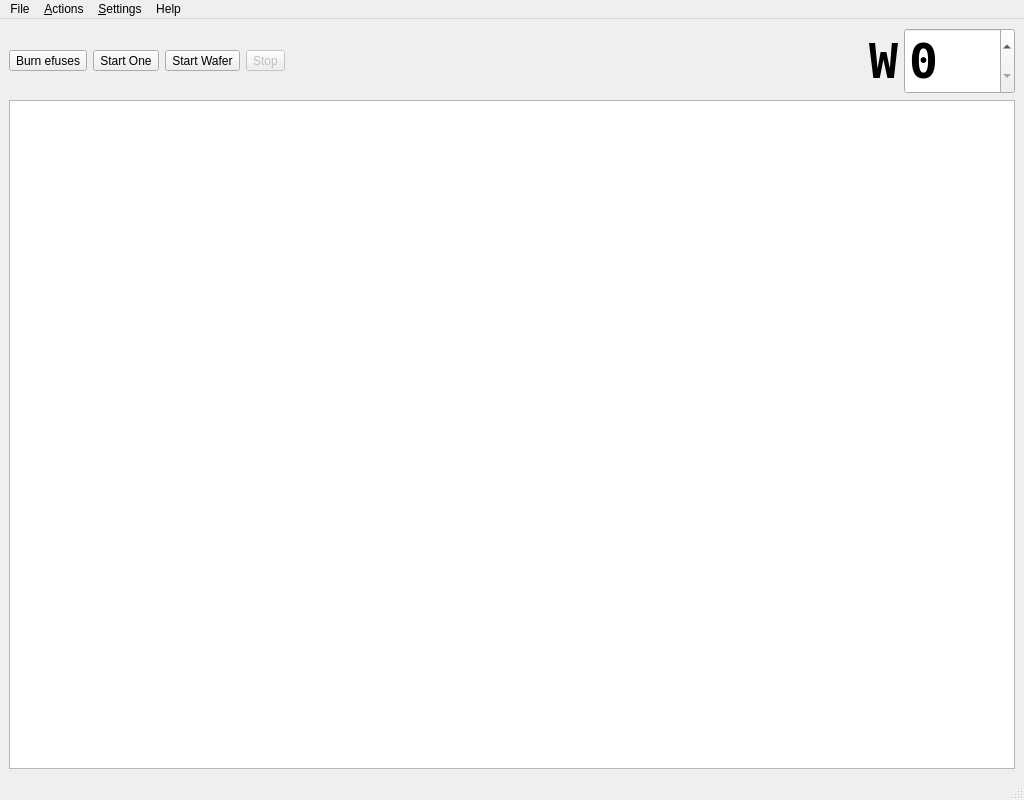
The window that python/wafer/WaferProbingUI.ui (navrit/dexter) describes before a commit, drawn with Qt 5.
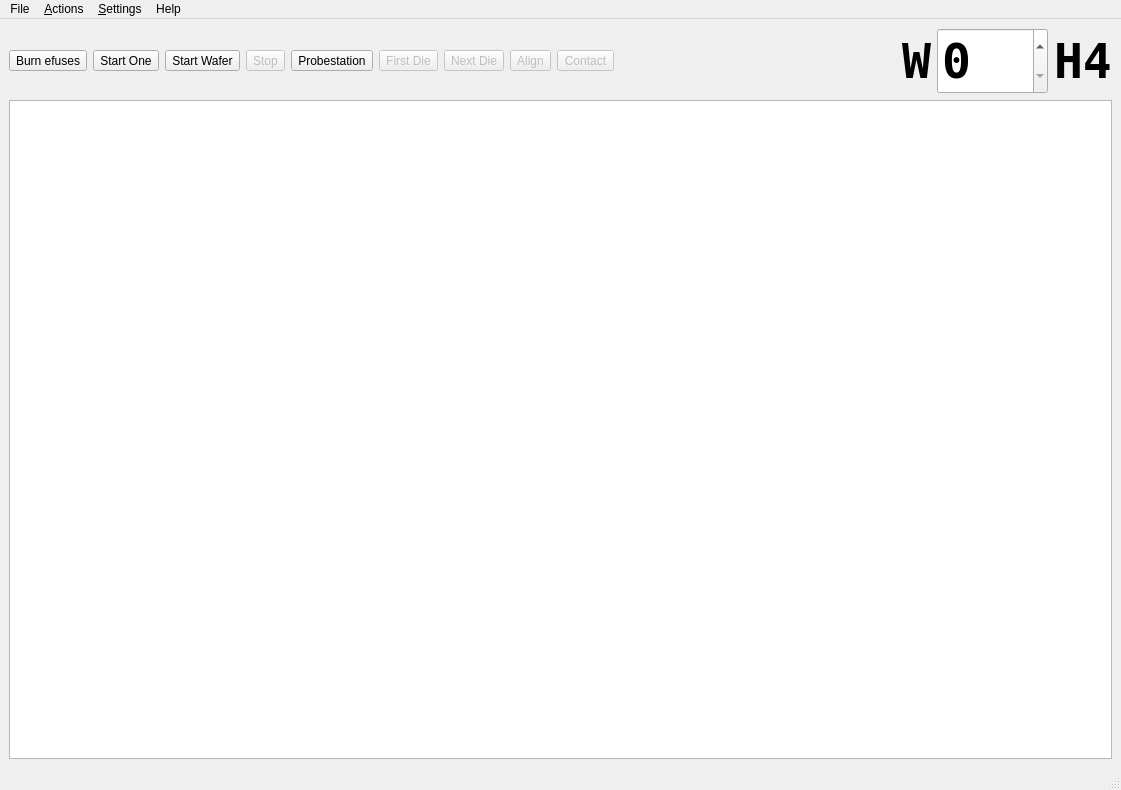
The same window after the commit. Icons and pictures are not drawn.

Commit message: [python] wafer probing dev

```diff
--- a/python/wafer/WaferProbingUI.ui
+++ b/python/wafer/WaferProbingUI.ui
@@ -6,8 +6,8 @@
    <rect>
     <x>0</x>
     <y>0</y>
-    <width>1024</width>
-    <height>800</height>
+    <width>1121</width>
+    <height>790</height>
    </rect>
   </property>
   <property name="windowTitle">
@@ -104,6 +104,118 @@
         </property>
        </widget>
       </item>
+      <item>
+       <widget class="QToolButton" name="toolProbestation">
+        <property name="text">
+         <string>Probestation</string>
+        </property>
+        <property name="icon">
+         <iconset resource="resources.qrc">
+          <normaloff>:/img/file-manager.png</normaloff>:/img/file-manager.png</iconset>
+        </property>
+        <property name="iconSize">
+         <size>
+          <width>48</width>
+          <height>48</height>
+         </size>
+        </property>
+        <property name="toolButtonStyle">
+         <enum>Qt::ToolButtonTextUnderIcon</enum>
+        </property>
+       </widget>
+      </item>
+      <item>
+       <widget class="QToolButton" name="toolProbeFirst">
+        <property name="enabled">
+         <bool>false</bool>
+        </property>
+        <property name="text">
+         <string>First Die</string>
+        </property>
+        <property name="icon">
+         <iconset resource="resources.qrc">
+          <normaloff>:/img/start.png</normaloff>:/img/start.png</iconset>
+        </property>
+        <property name="iconSize">
+         <size>
+          <width>48</width>
+          <height>48</height>
+         </size>
+        </property>
+        <property name="toolButtonStyle">
+         <enum>Qt::ToolButtonTextUnderIcon</enum>
+        </property>
+       </widget>
+      </item>
+      <item>
+       <widget class="QToolButton" name="toolProbeNext">
+        <property name="enabled">
+         <bool>false</bool>
+        </property>
+        <property name="text">
+         <string>Next Die</string>
+        </property>
+        <property name="icon">
+         <iconset resource="resources.qrc">
+          <normaloff>:/img/forward.png</normaloff>:/img/forward.png</iconset>
+        </property>
+        <property name="iconSize">
+         <size>
+          <width>48</width>
+          <height>48</height>
+         </size>
+        </property>
+        <property name="toolButtonStyle">
+         <enum>Qt::ToolButtonTextUnderIcon</enum>
+        </property>
+       </widget>
+      </item>
+      <item>
+       <widget class="QToolButton" name="toolProbeAlign">
+        <property name="enabled">
+         <bool>false</bool>
+        </property>
+        <property name="text">
+         <string>Align</string>
+        </property>
+        <property name="icon">
+         <iconset resource="resources.qrc">
+          <normaloff>:/img/top.png</normaloff>:/img/top.png</iconset>
+        </property>
+        <property name="iconSize">
+         <size>
+          <width>48</width>
+          <height>48</height>
+         </size>
+        </property>
+        <property name="toolButtonStyle">
+         <enum>Qt::ToolButtonTextUnderIcon</enum>
+        </property>
+       </widget>
+      </item>
+      <item>
+       <widget class="QToolButton" name="toolProbeContact">
+        <property name="enabled">
+         <bool>false</bool>
+        </property>
+        <property name="text">
+         <string>Contact</string>
+        </property>
+        <property name="icon">
+         <iconset resource="resources.qrc">
+          <normaloff>:/img/bottom.png</normaloff>:/img/bottom.png</iconset>
+        </property>
+        <property name="iconSize">
+         <size>
+          <width>48</width>
+          <height>48</height>
+         </size>
+        </property>
+        <property name="toolButtonStyle">
+         <enum>Qt::ToolButtonTextUnderIcon</enum>
+        </property>
+       </widget>
+      </item>
       <item>
        <widget class="QLabel" name="label_2">
         <property name="font">
@@ -146,9 +258,33 @@
         </property>
        </widget>
       </item>
+      <item>
+       <widget class="QLabel" name="chipName">
+        <property name="sizePolicy">
+         <sizepolicy hsizetype="Maximum" vsizetype="Preferred">
+          <horstretch>0</horstretch>
+          <verstretch>0</verstretch>
+         </sizepolicy>
+        </property>
+        <property name="font">
+         <font>
+          <family>DejaVu Sans Mono</family>
+          <pointsize>36</pointsize>
+          <weight>75</weight>
+          <bold>true</bold>
+         </font>
+        </property>
+        <property name="text">
+         <string>H4</string>
+        </property>
+        <property name="alignment">
+         <set>Qt::AlignLeading|Qt::AlignLeft|Qt::AlignVCenter</set>
+        </property>
+       </widget>
+      </item>
      </layout>
     </item>
-    <item row="1" column="0">
+    <item row="5" column="0">
      <widget class="QTextEdit" name="textEdit">
       <property name="font">
        <font>
@@ -167,7 +303,7 @@
     <rect>
      <x>0</x>
      <y>0</y>
-     <width>1024</width>
+     <width>1121</width>
      <height>20</height>
     </rect>
    </property>
```
The commit also changes 2 other files.
